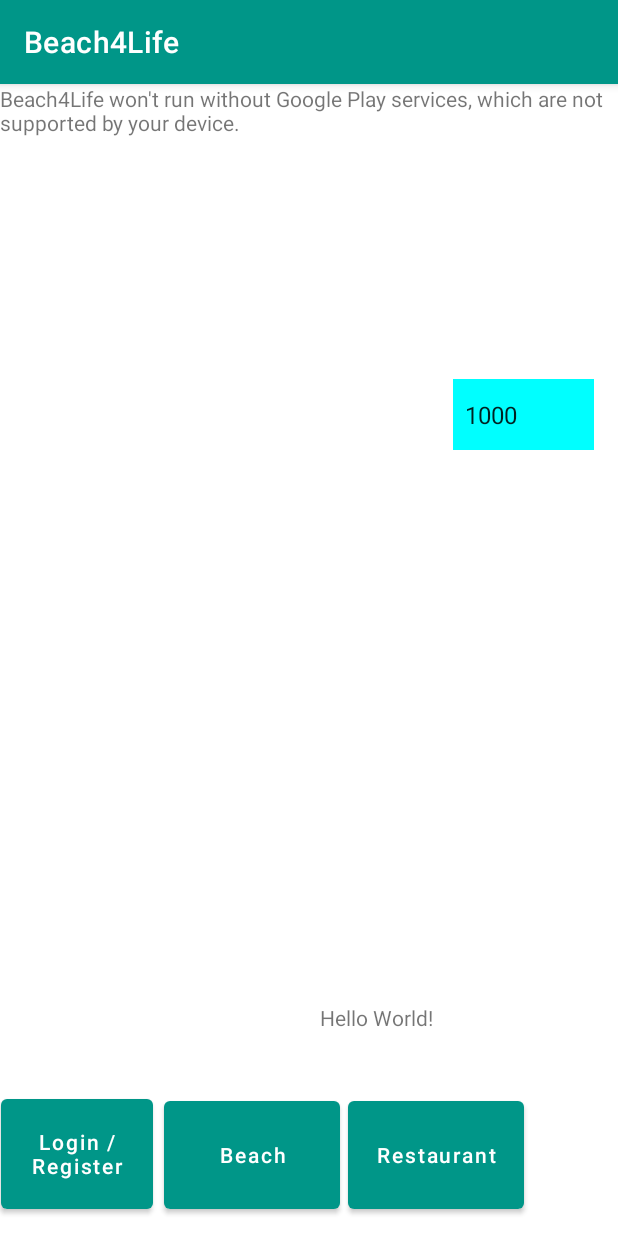
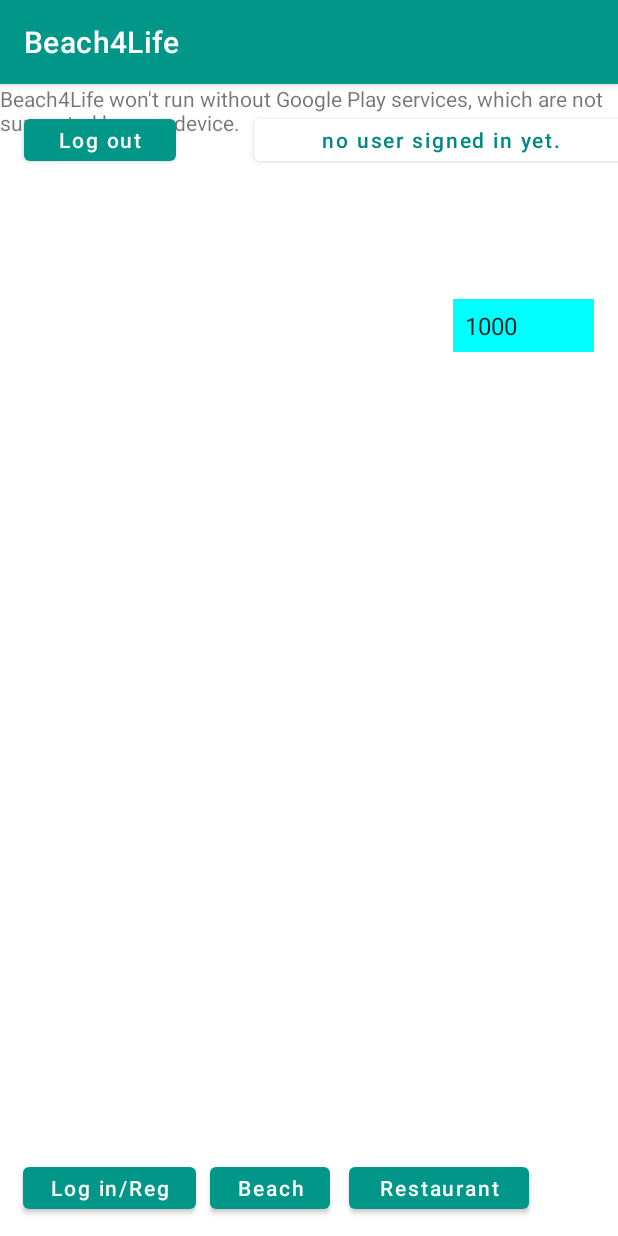
Before and after one commit to kdhoka/SoCalBeach4Life, an Android app: the screen it shows after launch (MainActivity), on a phone screen of 412 x 824 dp. Run offline under Robolectric (Android 15) with nearby library versions, the phone set to English and light mode, and no system bars; our stand-ins replace Firebase (no records; nobody signed in at launch, a user with empty details on screens opened directly).

Commit message:
log out from main page

```diff
--- a/app/src/main/java/com/example/beachtrip/LogInRegisterActivity.java
+++ b/app/src/main/java/com/example/beachtrip/LogInRegisterActivity.java
@@ -76,7 +76,7 @@ public class LogInRegisterActivity extends AppCompatActivity {
                             // Sign in success, update UI with the signed-in user's information
                             Log.d(TAG, "signInWithEmail:success");
                             FirebaseUser user = mAuth.getCurrentUser();
-                            Toast.makeText(LogInRegisterActivity.this, "Success. User" + user.getEmail() +"is signed in by 310",
+                            Toast.makeText(LogInRegisterActivity.this, "Success. User" + user.getEmail() +"is signed in.",
                                     Toast.LENGTH_SHORT).show();
                             updateUI(user);
                         } else {
--- a/app/src/main/java/com/example/beachtrip/MainActivity.java
+++ b/app/src/main/java/com/example/beachtrip/MainActivity.java
@@ -63,6 +63,7 @@ import java.util.List;
 
 public class MainActivity extends AppCompatActivity
         implements OnMapReadyCallback, GoogleMap.OnMarkerClickListener, LocationListener {
+    private static final String TAG = "log out from main page";
     private LocationManager locationManager;
     private LocationListener locationListener;
     private Context context;
@@ -79,6 +80,7 @@ public class MainActivity extends AppCompatActivity
     private Marker curRestMarker;
 
     private FirebaseAuth mAuth;
+    private FirebaseUser currentUser;
 
     @Override
     protected void onCreate(Bundle savedInstanceState) {
@@ -161,24 +163,41 @@ public class MainActivity extends AppCompatActivity
         locationManager.requestLocationUpdates(LocationManager.GPS_PROVIDER, 60000, 0, this);
 
 
-//        mAuth = FirebaseAuth.getInstance();
-//        FirebaseUser currentUser = mAuth.getCurrentUser();
-//        if(currentUser != null){
-//            currentUser.reload();
-//            sayHello(currentUser);
-//        }
+        //static user profile and log off button. Only activate activity is user is logged in.
+        mAuth = FirebaseAuth.getInstance();
+        currentUser = mAuth.getCurrentUser();
+        TextView logMsg = findViewById(R.id.logMsg);
+        if(currentUser != null){
+            currentUser.reload();
+            logMsg.setText("Hello, " + currentUser.getEmail());
+        } else {
+            logMsg.setText("no user signed in yet.");
+        }
 
     }
-
-//    private void sayHello(FirebaseUser currentUser) {
-//        TextView helloText = findViewById(R.id.hello);
-//        StringBuilder builder = new StringBuilder("Hello, " + currentUser.getEmail());
-//        helloText.setText(builder);
-//    }
 
     public void onClickLogReg(View view){
         Intent intent = new Intent(this, LogInRegisterActivity.class);
         startActivity(intent);
+    }
+
+    public void onClickLogOut(View view) {
+        if (currentUser != null){
+            mAuth.signOut();
+            //check if sign out successfully, display toast
+            if(mAuth.getCurrentUser() == null){
+                Log.d(TAG, "Logout:success");
+                Toast.makeText(MainActivity.this, "Logged out successfully.",
+                        Toast.LENGTH_SHORT).show();
+                TextView logOutMsg = findViewById(R.id.logMsg);
+                logOutMsg.setText("Logged out successfully");
+            } else {
+                TextView logOutMsg = findViewById(R.id.logMsg);
+                logOutMsg.setText("Failed to log out");
+                Toast.makeText(MainActivity.this, "Logged out fails.",
+                        Toast.LENGTH_SHORT).show();
+            }
+        }
     }
 
 //    public void onClickRoute(View view){
@@ -409,6 +428,7 @@ public class MainActivity extends AppCompatActivity
         Log.d("Latitude","status");
     }
 
+
     private class DownloadTask extends AsyncTask<String, Void, String> {
 
         @Override
--- a/app/src/main/res/layout/activity_main.xml
+++ b/app/src/main/res/layout/activity_main.xml
@@ -19,38 +19,38 @@
 
     <Button
         android:id="@+id/log_reg_btn"
-        android:layout_width="101dp"
-        android:layout_height="85dp"
+        android:layout_width="115dp"
+        android:layout_height="40dp"
         android:layout_marginBottom="12dp"
         android:onClick="onClickLogReg"
-        android:text="Login / Register"
+        android:text="Log in/Reg"
         app:layout_constraintBottom_toBottomOf="parent"
         app:layout_constraintEnd_toEndOf="parent"
-        app:layout_constraintHorizontal_bias="0.003"
+        app:layout_constraintHorizontal_bias="0.051"
         app:layout_constraintStart_toStartOf="parent" />
 
     <Button
         android:id="@+id/beachButton"
-        android:layout_width="117dp"
-        android:layout_height="84dp"
+        android:layout_width="80dp"
+        android:layout_height="40dp"
         android:layout_marginBottom="12dp"
         android:onClick="onClickBeach"
         android:text="Beach"
         app:layout_constraintBottom_toBottomOf="parent"
         app:layout_constraintEnd_toEndOf="parent"
-        app:layout_constraintHorizontal_bias="0.371"
+        app:layout_constraintHorizontal_bias="0.422"
         app:layout_constraintStart_toStartOf="parent" />
 
     <Button
         android:id="@+id/restaurantButton"
-        android:layout_width="117dp"
-        android:layout_height="84dp"
+        android:layout_width="120dp"
+        android:layout_height="40dp"
         android:layout_marginBottom="12dp"
         android:onClick="onClickRestaurant"
         android:text="Restaurant"
         app:layout_constraintBottom_toBottomOf="parent"
         app:layout_constraintEnd_toEndOf="parent"
-        app:layout_constraintHorizontal_bias="0.788"
+        app:layout_constraintHorizontal_bias="0.797"
         app:layout_constraintStart_toStartOf="parent" />
 
     <TextView
@@ -59,7 +59,7 @@
         android:layout_height="wrap_content"
         android:layout_marginStart="168dp"
         android:layout_marginEnd="78dp"
-        android:text="Hello World!"
+        android:text=""
         android:visibility="visible"
         app:layout_constraintBottom_toBottomOf="parent"
         app:layout_constraintEnd_toEndOf="parent"
@@ -67,25 +67,55 @@
         app:layout_constraintTop_toTopOf="parent"
         app:layout_constraintVertical_bias="0.818" />
 
+    <!--    <Button-->
+    <!--        android:id="@+id/routeButton"-->
+    <!--        android:layout_width="wrap_content"-->
+    <!--        android:layout_height="wrap_content"-->
+    <!--        android:layout_marginEnd="168dp"-->
+    <!--        android:layout_marginBottom="524dp"-->
+    <!--        android:onClick="onClickRoute"-->
+    <!--        android:text="Navigate"-->
+    <!--        app:layout_constraintBottom_toBottomOf="parent"-->
+    <!--        app:layout_constraintEnd_toStartOf="@+id/rangeChoice" />-->
+
     <Spinner
         android:id="@+id/rangeChoice"
         android:layout_width="94dp"
-        android:layout_height="47dp"
+        android:layout_height="35dp"
         android:layout_marginEnd="16dp"
         android:layout_marginBottom="524dp"
         app:layout_constraintBottom_toBottomOf="parent"
-        app:layout_constraintEnd_toEndOf="parent" />
+        app:layout_constraintEnd_toEndOf="parent"
+        app:layout_constraintTop_toBottomOf="@+id/logMsg"
+        android:layout_marginTop="20dp"/>
 
-<!--    <Button-->
-<!--        android:id="@+id/routeButton"-->
-<!--        android:layout_width="wrap_content"-->
-<!--        android:layout_height="wrap_content"-->
-<!--        android:layout_marginEnd="168dp"-->
-<!--        android:layout_marginBottom="524dp"-->
-<!--        android:onClick="onClickRoute"-->
-<!--        android:text="Navigate"-->
-<!--        app:layout_constraintBottom_toBottomOf="parent"-->
-<!--        app:layout_constraintEnd_toStartOf="@+id/rangeChoice" />-->
+    <Button
+        android:id="@+id/log_out_button"
+        android:layout_width="101dp"
+        android:layout_height="40dp"
+        android:onClick="onClickLogOut"
+        android:text="Log out"
+        app:layout_constraintBottom_toTopOf="@+id/log_reg_btn"
+        app:layout_constraintEnd_toEndOf="parent"
+        app:layout_constraintHorizontal_bias="0.051"
+        app:layout_constraintStart_toStartOf="parent"
+        app:layout_constraintTop_toTopOf="parent"
+        app:layout_constraintVertical_bias="0.026" />
+
+    <Button
+        android:id="@+id/logMsg"
+        android:layout_width="250dp"
+        android:layout_height="40dp"
+        android:layout_marginStart="40dp"
+        android:backgroundTint="@color/common_google_signin_btn_text_dark"
+        android:text="logMsg"
+        android:textColor="#FF018786"
+        app:layout_constraintBottom_toTopOf="@+id/restaurantButton"
+        app:layout_constraintEnd_toEndOf="parent"
+        app:layout_constraintHorizontal_bias="0.157"
+        app:layout_constraintStart_toEndOf="@+id/log_reg_btn"
+        app:layout_constraintTop_toTopOf="parent"
+        app:layout_constraintVertical_bias="0.026" />
 
 
 </androidx.constraintlayout.widget.ConstraintLayout>
--- a/app/src/main/res/values/strings.xml
+++ b/app/src/main/res/values/strings.xml
@@ -2,6 +2,7 @@
     <string name="app_name">Beach4Life</string>
     <string name="curr_user_key">user0</string>
     <string name="title_activity_beach_trip">BeachTripActivity</string>
+    <string name="logMsg" />
     <string-array name="ranges">
         <item>1000</item>
         <item>2000</item>
```
